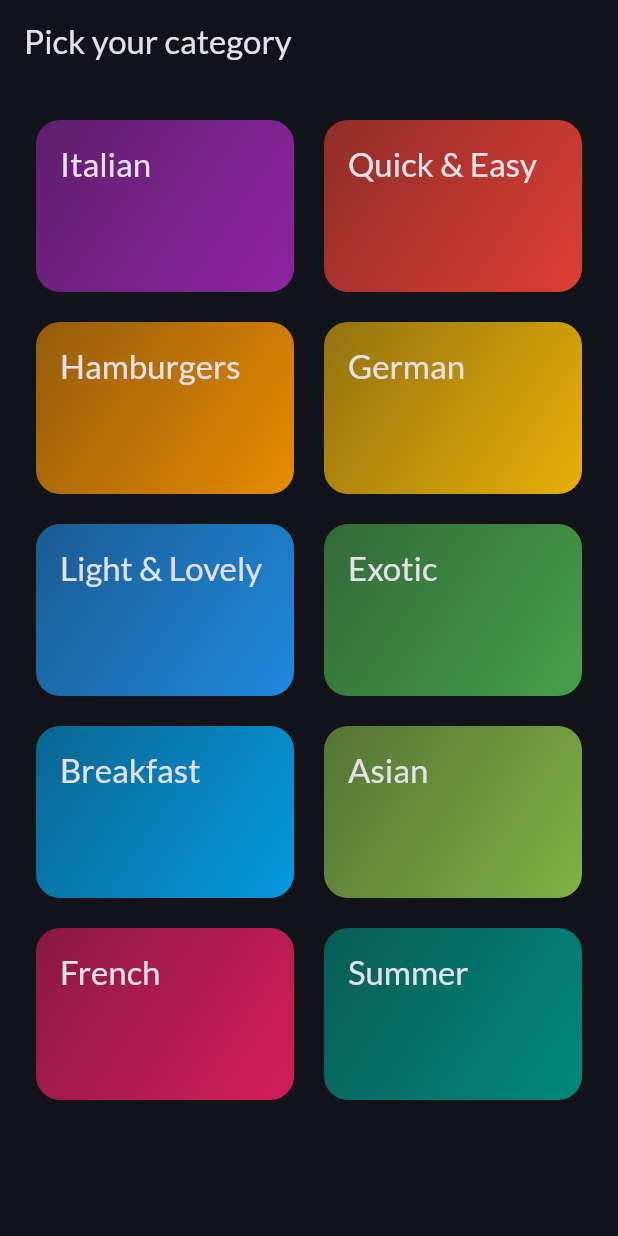
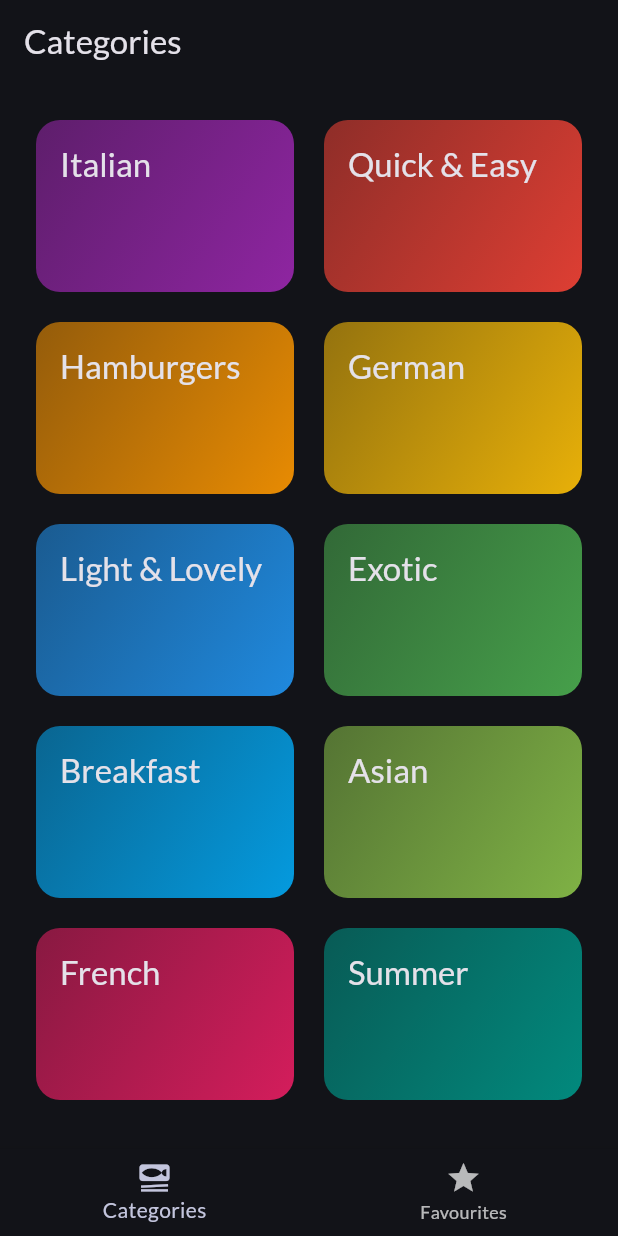
Before and after one commit to MinhAnh2610/Flutter_Projects, a Flutter app: the screen it shows after launch, on a phone screen of 412 x 824 dp. Run offline on Flutter 3.47's test engine with Material 3 defaults, Android fonts, the phone set to English and light mode, and no system bars; our stand-ins replace google_fonts, transparent_image.

Commit message:
feat: bottom navigation bar

```diff
--- a/meals_app/lib/main.dart
+++ b/meals_app/lib/main.dart
@@ -1,6 +1,6 @@
 import 'package:flutter/material.dart';
 import 'package:google_fonts/google_fonts.dart';
-import 'package:meals_app/screens/categories.dart';
+import 'package:meals_app/screens/tabs.dart';
 
 final theme = ThemeData(
   useMaterial3: true,
@@ -20,6 +20,6 @@ class App extends StatelessWidget {
 
   @override
   Widget build(BuildContext context) {
-    return MaterialApp(theme: theme, home: const CategoriesScreen());
+    return MaterialApp(theme: theme, home: const TabsScreen());
   }
 }
--- a/meals_app/lib/screens/categories.dart
+++ b/meals_app/lib/screens/categories.dart
@@ -23,9 +23,7 @@ class CategoriesScreen extends StatelessWidget {
 
   @override
   Widget build(BuildContext context) {
-    return Scaffold(
-      appBar: AppBar(title: const Text('Pick your category')),
-      body: GridView(
+    return GridView(
       padding: const EdgeInsets.all(24),
       gridDelegate: const SliverGridDelegateWithFixedCrossAxisCount(
         crossAxisCount: 2,
@@ -40,7 +38,6 @@ class CategoriesScreen extends StatelessWidget {
             onSelectCategory: () => _selectCategory(context, category),
           ),
       ],
-      ),
     );
   }
 }
--- /dev/null
+++ b/meals_app/lib/screens/tabs.dart
@@ -0,0 +1,48 @@
+import 'package:flutter/material.dart';
+import 'package:meals_app/screens/categories.dart';
+import 'package:meals_app/screens/meals.dart';
+
+class TabsScreen extends StatefulWidget {
+  const TabsScreen({super.key});
+
+  @override
+  State<StatefulWidget> createState() {
+    return _TabsScreenState();
+  }
+}
+
+class _TabsScreenState extends State<TabsScreen> {
+  int _selectedPageIndex = 0;
+
+  void _selectPage(int index) {
+    setState(() {
+      _selectedPageIndex = index;
+    });
+  }
+
+  @override
+  Widget build(BuildContext context) {
+    Widget activePage = const CategoriesScreen();
+    var activePageTitle = 'Categories';
+
+    if (_selectedPageIndex == 1) {
+      activePage = const MealsScreen(meals: []);
+      activePageTitle = 'Your Favourites';
+    }
+
+    return Scaffold(
+      appBar: AppBar(
+        title: Text(activePageTitle),
+      ),
+      body: activePage,
+      bottomNavigationBar: BottomNavigationBar(
+        onTap: _selectPage,
+        currentIndex: _selectedPageIndex,
+        items: const [
+          BottomNavigationBarItem(icon: Icon(Icons.set_meal), label: 'Categories'),
+          BottomNavigationBarItem(icon: Icon(Icons.star), label: 'Favourites'),
+        ],
+      ),
+    );
+  }
+}
```
Also changed, not shown: meals_app/lib/screens/meals.dart (+7 -3 lines). Lines whose indentation alone changed are shown as unchanged.
